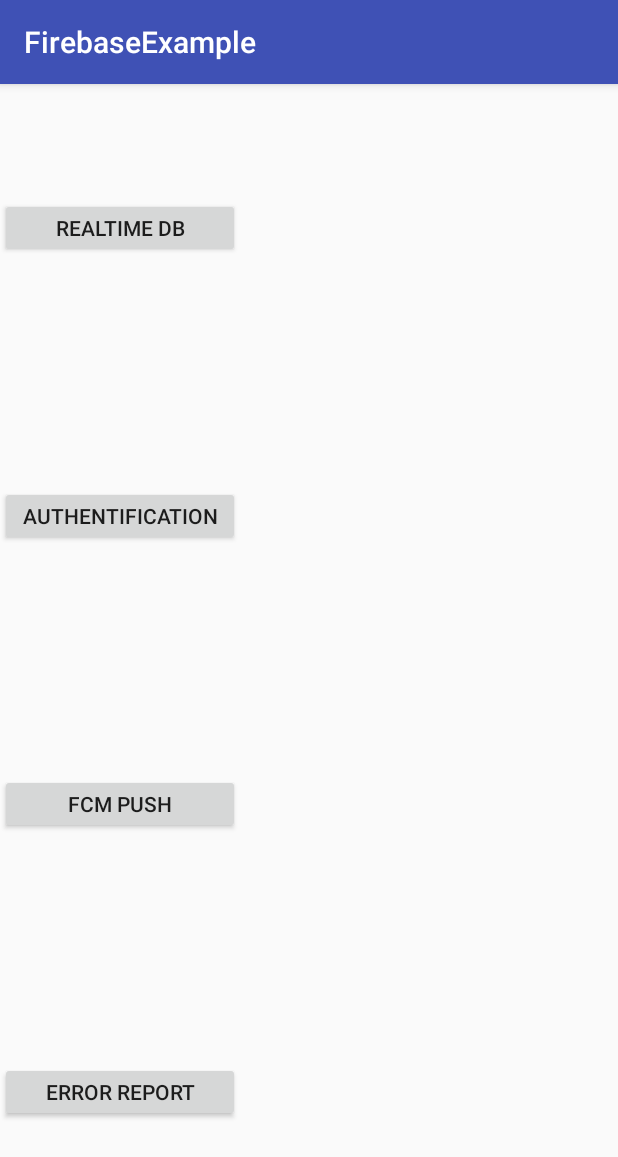
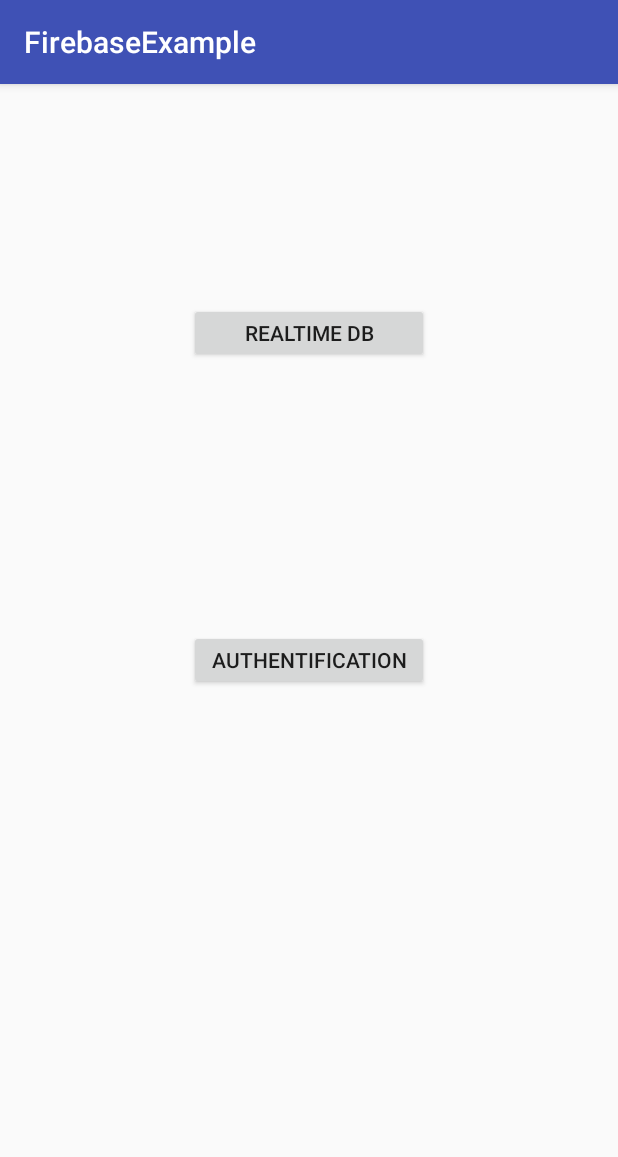
Before and after one commit to SunHoJeong/boost, an Android app: the screen it shows after launch (MainActivity), on a phone screen of 412 x 824 dp. Shown: the top 1157 px of the screen. Run offline under Robolectric (Android 15) with nearby library versions, the phone set to English and light mode, and no system bars; our stand-ins replace ButterKnife, Firebase (no records; nobody signed in at launch, a user with empty details on screens opened directly); 2 statements that could not run were skipped.

Commit message:
update UI

```diff
--- a/FirebaseExample/app/src/main/java/com/example/suno/firebaseexample/Authentification.java
+++ b/FirebaseExample/app/src/main/java/com/example/suno/firebaseexample/Authentification.java
@@ -88,7 +88,7 @@
     public void onBtnClicked(View v){
         switch(v.getId()){
             case R.id.button_auth_join:
-                setUserInfo();
+                joinUserInfo();
                 break;
             case R.id.button_auth:
                 authUser();
@@ -96,7 +96,7 @@
         }
     }
 
-    public void setUserInfo(){
+    public void joinUserInfo(){
         mAuth = FirebaseAuth.getInstance();
 
         mAuth.createUserWithEmailAndPassword(editTextAuthEmail.getText().toString(), editTextAuthPW.getText().toString())
@@ -106,12 +106,12 @@
 
                         if (!task.isSuccessful()) {
                             Log.w("failure", task.getException());
-                            Toast.makeText(Authentification.this, "회원가입 실패",
+                            Toast.makeText(Authentification.this, "create user email ",
                                     Toast.LENGTH_SHORT).show();
                         } else {
                             editTextAuthEmail.setText("");
                             editTextAuthPW.setText("");
-                            Toast.makeText(Authentification.this, "가입완료 로그인하세요!",
+                            Toast.makeText(Authentification.this, "success auth!",
                                     Toast.LENGTH_SHORT).show();
 
                         }
@@ -135,23 +135,6 @@
                             Toast.makeText(Authentification.this, "fail to auth user",
                                     Toast.LENGTH_SHORT).show();
                         }
-                        else{
-                            /*
-                            FirebaseUser user = FirebaseAuth.getInstance().getCurrentUser();
-                            if (user != null) {
-                                // Name, email address, and profile photo Url
-                                String name = user.getDisplayName();
-                                String email = user.getEmail();
-                                Uri photoUrl = user.getPhotoUrl();
-
-                                // The user's ID, unique to the Firebase project. Do NOT use this value to
-                                // authenticate with your backend server, if you have one. Use
-                                // FirebaseUser.getToken() instead.
-                                String uid = user.getUid();
-                            }*/
-                        }
-
-                        // ...
                     }
                 });
     }
--- a/FirebaseExample/app/src/main/java/com/example/suno/firebaseexample/MainActivity.java
+++ b/FirebaseExample/app/src/main/java/com/example/suno/firebaseexample/MainActivity.java
@@ -28,10 +28,6 @@
     Button btnDB;
     @BindView(R.id.btn_firebase_authentification)
     Button btnAuth;
-    @BindView(R.id.btn_firebase_fcm)
-    Button btnFCM;
-    @BindView(R.id.btn_firebase_error)
-    Button btnError;
 
     @Override
     protected void onCreate(Bundle savedInstanceState) {
@@ -46,8 +42,7 @@
         FirebaseCrash.report(new Exception("My first Android non-fatal error"));
     }
 
-    @OnClick({R.id.btn_firebase_database, R.id.btn_firebase_authentification,
-        R.id.btn_firebase_fcm, R.id.btn_firebase_error})
+    @OnClick({R.id.btn_firebase_database, R.id.btn_firebase_authentification})
     public void Onclick(View v){
         Intent intent;
         switch (v.getId()){
@@ -59,10 +54,6 @@
                 intent = new Intent(this, Authentification.class);
                 startActivity(intent);
                 break;
-            case R.id.btn_firebase_fcm:
-                break;
-            case R.id.btn_firebase_error:
-                break;
         }
     }
 
--- a/FirebaseExample/app/src/main/res/layout/activity_main.xml
+++ b/FirebaseExample/app/src/main/res/layout/activity_main.xml
@@ -1,59 +1,24 @@
 <?xml version="1.0" encoding="utf-8"?>
-<LinearLayout xmlns:android="http://schemas.android.com/apk/res/android"
+<RelativeLayout xmlns:android="http://schemas.android.com/apk/res/android"
     xmlns:app="http://schemas.android.com/apk/res-auto"
     xmlns:tools="http://schemas.android.com/tools"
     android:layout_width="match_parent"
     android:layout_height="match_parent"
-    android:orientation="vertical"
     tools:context="com.example.suno.firebaseexample.MainActivity">
 
-    <LinearLayout
-        android:layout_width="match_parent"
-        android:layout_height="0dp"
-        android:layout_weight="1">
     <Button
         android:id="@+id/btn_firebase_database"
         android:layout_width="160dp"
         android:layout_height="40dp"
         android:text="RealTime DB"
-            android:layout_gravity="center_vertical" />
-    </LinearLayout>
-
-    <LinearLayout
-        android:layout_width="match_parent"
-        android:layout_height="0dp"
-        android:layout_weight="1">
+        android:layout_marginTop="146dp"
+        android:layout_alignParentTop="true"
+        android:layout_centerHorizontal="true" />
     <Button
         android:id="@+id/btn_firebase_authentification"
         android:layout_width="160dp"
         android:layout_height="40dp"
         android:text="Authentification"
-            android:layout_gravity="center_vertical" />
-    </LinearLayout>
-
-    <LinearLayout
-        android:layout_width="match_parent"
-        android:layout_height="0dp"
-        android:layout_weight="1"
-        android:orientation="horizontal">
-        <Button
-            android:id="@+id/btn_firebase_fcm"
-            android:layout_width="160dp"
-            android:layout_height="40dp"
-            android:text="FCM push"
-            android:layout_gravity="center_vertical|center_horizontal" />
-    </LinearLayout>
-
-    <LinearLayout
-        android:layout_width="match_parent"
-        android:layout_height="0dp"
-        android:layout_weight="1">
-        <Button
-            android:id="@+id/btn_firebase_error"
-            android:layout_width="160dp"
-            android:layout_height="40dp"
-            android:text="Error Report"
-            android:layout_gravity="center_vertical" />
-    </LinearLayout>
-
-</LinearLayout>
+        android:layout_centerVertical="true"
+        android:layout_alignStart="@+id/btn_firebase_database" />
+</RelativeLayout>
```
Lines whose indentation alone changed are shown as unchanged.
